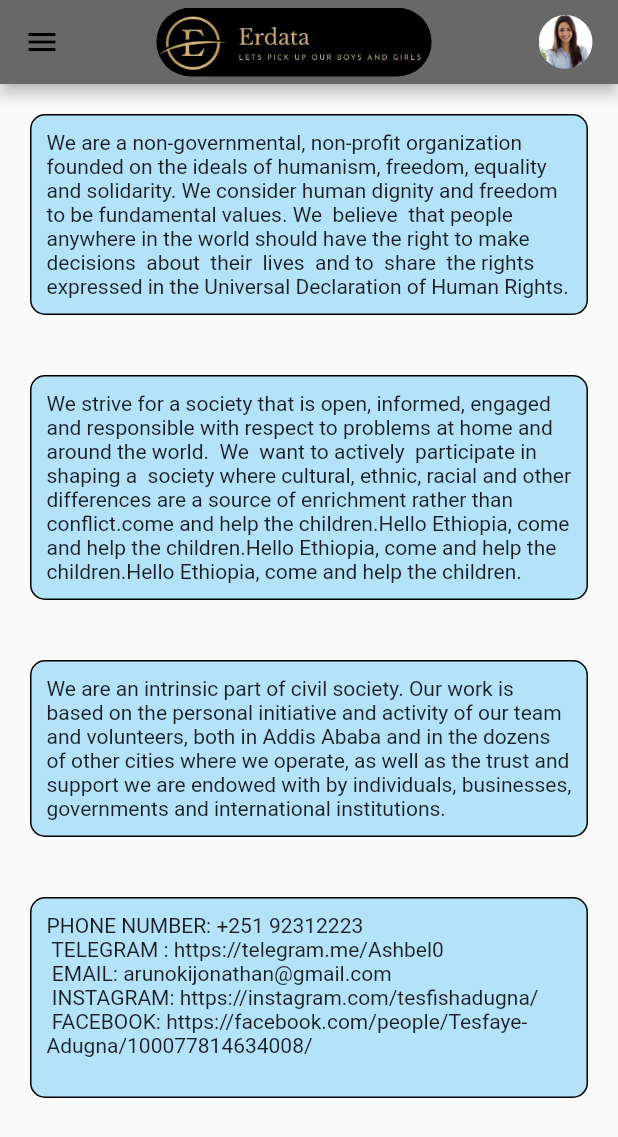
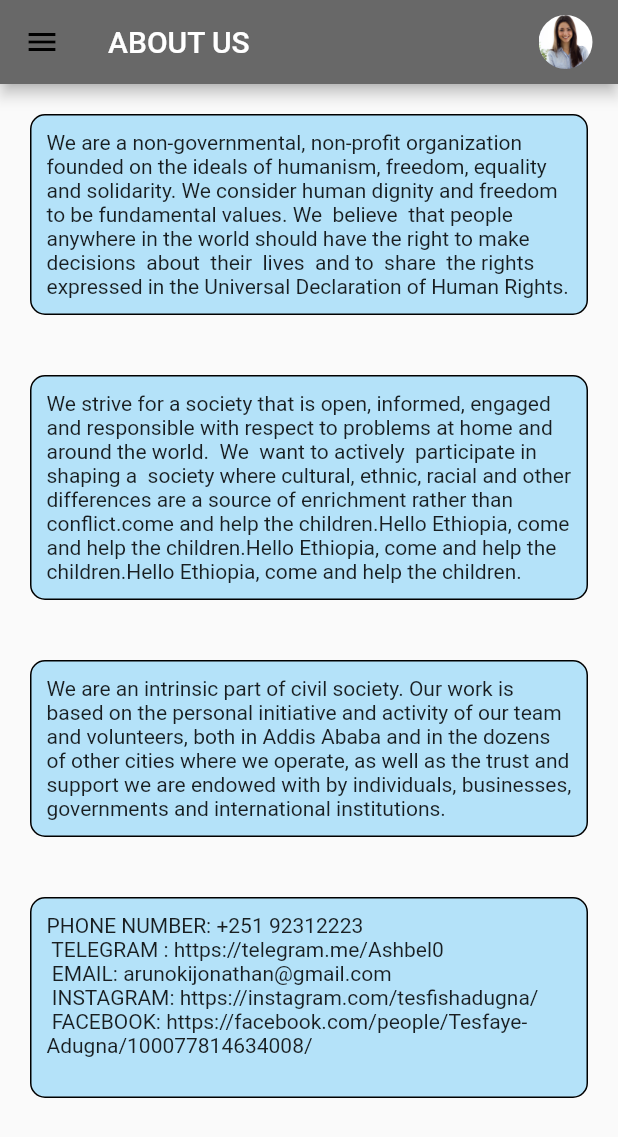
Before and after one commit to TesfayeAdugna/Erdata-App, a Flutter app: the About screen opened directly, on a phone screen of 412 x 824 dp. Shown: the top 1137 px of the screen. Run offline on Flutter 3.47's test engine with Material 2 defaults, Android fonts, the light colour scheme and no system bars; our stand-ins replace dio, dropdown_button2, equatable, flutter_bloc, flutter_secure_storage, go_router; missing offline and left inert: dart:html; accounts and stored records are empty; network calls fail.

Commit message:
pull sql

```diff
--- a/frontend/lib/custom_widget/header.dart
+++ b/frontend/lib/custom_widget/header.dart
@@ -25,21 +25,21 @@ class HeaderBar extends StatelessWidget implements PreferredSizeWidget {
             width: 50,
           ),
           Row(
-            children: [
-              IconButton(
-                alignment: Alignment.center,
-                iconSize: 200.0,
-                padding: EdgeInsets.all(5.0),
-                icon: ClipRRect(
-                  child: Image.asset("assets/logo2.jpg"),
-                  borderRadius: BorderRadius.circular(30),
-                ),
-                onPressed: () {
-                  context.go("/about");
-                },
+              // children: [
+              //   IconButton(
+              //     alignment: Alignment.center,
+              //     iconSize: 200.0,
+              //     padding: EdgeInsets.all(5.0),
+              //     icon: ClipRRect(
+              //       child: Image.asset("assets/logo2.jpg"),
+              //       borderRadius: BorderRadius.circular(30),
+              //     ),
+              //     onPressed: () {
+              //       context.go("/about");
+              //     },
+              //   ),
+              // ],
               ),
-            ],
-          ),
           IconButton(
             alignment: Alignment.center,
             iconSize: 50.0,
--- a/frontend/lib/erdata/blocs/children_bloc.dart
+++ b/frontend/lib/erdata/blocs/children_bloc.dart
@@ -13,6 +13,7 @@ class ChildrenBloc extends Bloc<ChildrenEvent, ChildrenState> {
         final childrens = await childrenRepository.fetchAll();
         emit(ChildrenOperationSuccess(childrens));
       } catch (error) {
+        print(error);
         emit(ChildrenOperationFailure(error));
       }
     });
--- a/frontend/lib/erdata/models/children_model.dart
+++ b/frontend/lib/erdata/models/children_model.dart
@@ -31,7 +31,7 @@ class Children {
         last_name: json["last_name"],
         photos: json["photos"],
         gender: json["gender"],
-        birth_date: json["brith_date"],
+        birth_date: json["birth_date"],
         description: json["description"],
         bank_account: json["bank_account"],
         kebele: json["kebele"],
--- a/frontend/lib/erdata/screens/about.dart
+++ b/frontend/lib/erdata/screens/about.dart
@@ -12,7 +12,7 @@ class About extends StatelessWidget {
   Widget build(BuildContext context) {
     return Scaffold(
       appBar: HeaderBar(
-        title: " ",
+        title: "ABOUT US",
         appBar: AppBar(),
       ),
       drawer: const DrawerExtends(
--- a/frontend/lib/erdata/screens/child_suggestion.dart
+++ b/frontend/lib/erdata/screens/child_suggestion.dart
@@ -28,7 +28,7 @@ class ChildSuggestion extends StatelessWidget {
       child: LayoutBuilder(
         builder: ((context, constraints) => Scaffold(
               appBar: HeaderBar(
-                title: "",
+                title: "SUGGEST ONE",
                 appBar: AppBar(),
               ),
               body: Padding(
--- a/frontend/lib/erdata/screens/donate.dart
+++ b/frontend/lib/erdata/screens/donate.dart
@@ -1,6 +1,6 @@
 import 'package:flutter/material.dart';
 import 'package:sec_2/custom_widget/custom_widgets.dart';
-import 'package:url_launcher/url_launcher_string.dart';
+// import 'package:url_launcher/url_launcher_string.dart';
 
 import '../../custom_widget/drawers.dart';
 
@@ -13,7 +13,7 @@ class Donate extends StatelessWidget {
     return SafeArea(
       child: Scaffold(
         appBar: HeaderBar(
-          title: "",
+          title: "DONATE",
           appBar: AppBar(),
         ),
         body: SingleChildScrollView(
--- a/frontend/lib/home.dart
+++ b/frontend/lib/home.dart
@@ -24,7 +24,7 @@ class _HomePageState extends State<HomePage> {
     return SafeArea(
       child: Scaffold(
         appBar: HeaderBar(
-          title: "",
+          title: "ERDATA",
           appBar: AppBar(),
         ),
         body: SingleChildScrollView(
```
Also changed, not shown: frontend/lib/erdata/screens/children_list.dart (+7 -5 lines), frontend/pubspec.lock.
